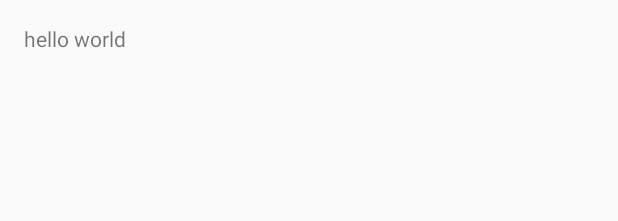
After one commit to yukihane/dq10don, an Android app: the layout activity_twitter_auth.xml on its own in the app's theme, with its tools: preview values and no code run, on a phone screen of 412 x 824 dp. The commit adds this screen. Shown: the top 221 px of the screen. Run offline under Robolectric (Android 15) with nearby library versions, the phone set to English and light mode, and no system bars.

Commit message:
Twitter認証Activityの自動生成コード

```diff
--- a/app/src/main/AndroidManifest.xml
+++ b/app/src/main/AndroidManifest.xml
@@ -77,6 +77,11 @@
       android:name=".debug.view.DebugActivity"
       android:label="@string/title_activity_debug">
     </activity>
+
+    <activity
+      android:name=".twitter.view.TwitterAuthActivity"
+      android:label="@string/title_activity_twitter_auth">
+    </activity>
   </application>
 
 </manifest>
--- /dev/null
+++ b/app/src/main/res/layout/activity_twitter_auth.xml
@@ -0,0 +1,16 @@
+<RelativeLayout xmlns:android="http://schemas.android.com/apk/res/android"
+                xmlns:tools="http://schemas.android.com/tools"
+                android:layout_width="match_parent"
+                android:layout_height="match_parent"
+                android:paddingLeft="@dimen/activity_horizontal_margin"
+                android:paddingRight="@dimen/activity_horizontal_margin"
+                android:paddingTop="@dimen/activity_vertical_margin"
+                android:paddingBottom="@dimen/activity_vertical_margin"
+                tools:context="yukihane.dq10don.twitter.view.TwitterAuthActivity">
+
+  <TextView
+    android:text="hello world"
+    android:layout_width="wrap_content"
+    android:layout_height="wrap_content"/>
+
+</RelativeLayout>
--- a/app/src/main/res/values/strings.xml
+++ b/app/src/main/res/values/strings.xml
@@ -3,6 +3,7 @@
   <string name="app_formal_name">日替丼 for DQX</string>
   <string name="title_activity_sqexid">ID管理</string>
   <string name="title_activity_login">アカウント登録</string>
+  <string name="title_activity_twitter_auth">Twitter認証</string>
   <string name="title_activity_debug">デバッグ</string>
   <string name="action_exportlog">ログをエクスポート</string>
   <string name="action_tokenapp">トークン起動</string>
```
Also changed, not shown: app/src/main/java/yukihane/dq10don/twitter/view/TwitterAuthActivity.java (added, +18 -0 lines).
